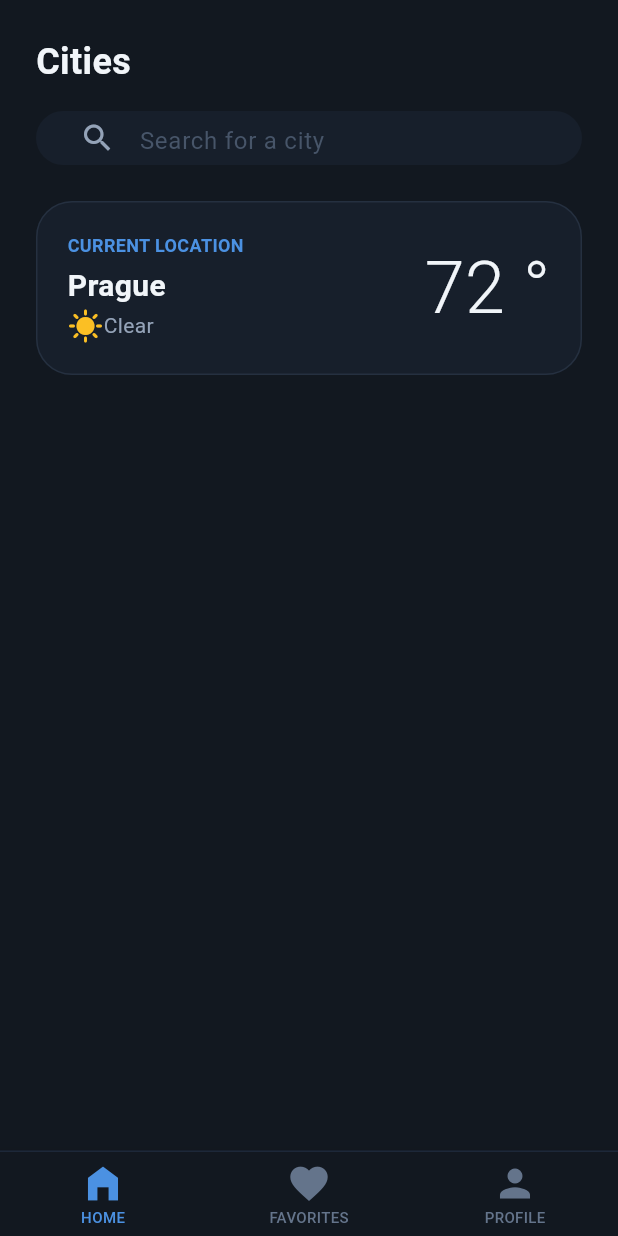
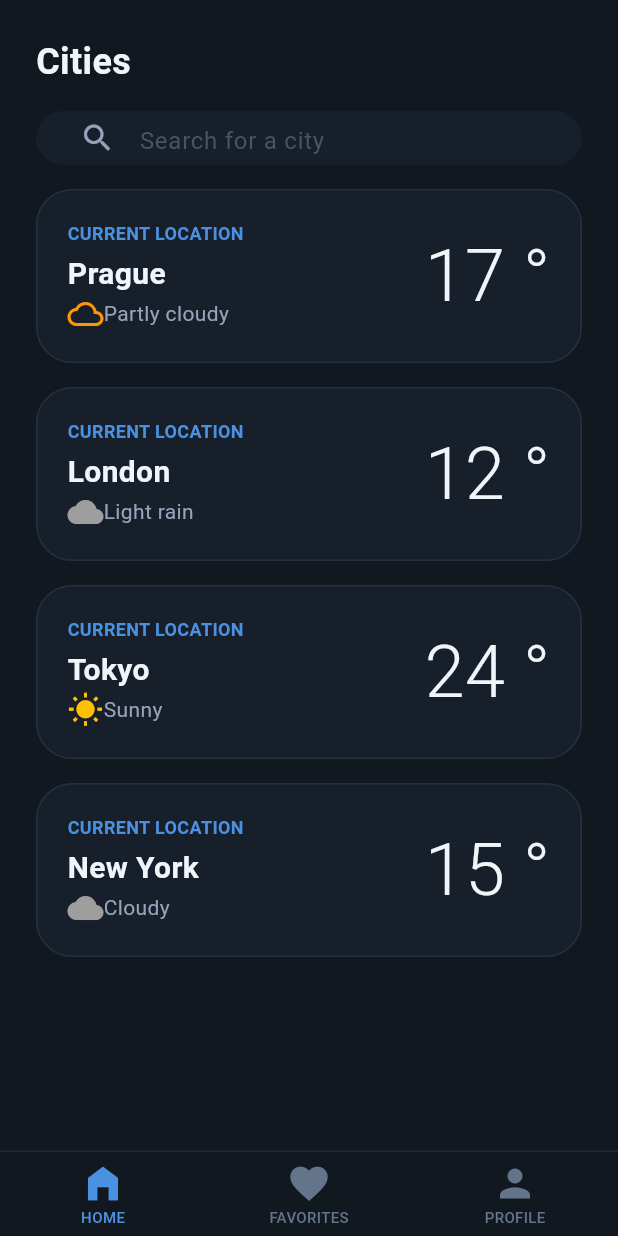
Before and after one commit to Chewbacca-14/tianqi_forecast, a Flutter app: the screen it shows after launch, after a tap on "Login", on a phone screen of 412 x 824 dp. Run offline on Flutter 3.47's test engine with Material 3 defaults, Android fonts, the phone set to English and light mode, and no system bars.

Commit message:
weather screen fix

```diff
--- /dev/null
+++ b/lib/core/extentions/weather_icon_extention.dart
@@ -0,0 +1,72 @@
+// lib/core/extensions/weather_icon_extensions.dart
+import 'package:flutter/material.dart';
+
+extension WeatherIconExtension on String {
+  // Получить иконку по строковому пути
+  IconData get weatherIcon {
+    switch (this) {
+      case 'sunny':
+        return Icons.wb_sunny;
+      case 'partly_cloudy':
+        return Icons.cloud_queue;
+      case 'cloudy':
+        return Icons.cloud;
+      case 'rain':
+        return Icons.umbrella;
+      case 'heavy_rain':
+        return Icons.beach_access;
+      case 'snow':
+        return Icons.ac_unit;
+      case 'thunderstorm':
+        return Icons.flash_on;
+      case 'foggy':
+        return Icons.blur_on;
+      case 'windy':
+        return Icons.air;
+      default:
+        return Icons.cloud;
+    }
+  }
+
+  // Получить цвет иконки
+  Color get weatherIconColor {
+    switch (this) {
+      case 'sunny':
+        return Colors.amber;
+      case 'partly_cloudy':
+        return Colors.orange;
+      case 'cloudy':
+        return Colors.grey;
+      case 'rain':
+      case 'heavy_rain':
+        return Colors.blue;
+      case 'snow':
+        return Colors.lightBlue;
+      case 'thunderstorm':
+        return Colors.deepPurple;
+      default:
+        return Colors.grey;
+    }
+  }
+
+  // Получить фоновый цвет для иконки
+  Color get weatherBackgroundColor {
+    switch (this) {
+      case 'sunny':
+        return Colors.amber.withOpacity(0.1);
+      case 'partly_cloudy':
+        return Colors.orange.withOpacity(0.1);
+      case 'cloudy':
+        return Colors.grey.withOpacity(0.1);
+      case 'rain':
+      case 'heavy_rain':
+        return Colors.blue.withOpacity(0.1);
+      case 'snow':
+        return Colors.lightBlue.withOpacity(0.1);
+      case 'thunderstorm':
+        return Colors.deepPurple.withOpacity(0.1);
+      default:
+        return Colors.grey.withOpacity(0.1);
+    }
+  }
+}
--- a/lib/core/ui/screens/home_screen.dart
+++ b/lib/core/ui/screens/home_screen.dart
@@ -4,7 +4,8 @@ import 'package:tianqi_forecast/core/ui/screens/weather_screen.dart';
 import 'package:tianqi_forecast/core/ui/widgets/custom_bottom_navigation_bar.dart';
 import 'package:tianqi_forecast/core/ui/widgets/custom_text_field.dart';
 import 'package:tianqi_forecast/core/ui/widgets/weather/weather_card.dart';
-
+import 'package:tianqi_forecast/models/weather.dart';
+import 'package:tianqi_forecast/models/weather_enum.dart';
 
 class HomeScreen extends StatefulWidget {
   const HomeScreen({super.key});
@@ -15,7 +16,7 @@ class HomeScreen extends StatefulWidget {
 
 class _HomeScreenState extends State<HomeScreen> {
   final searchController = TextEditingController();
-
+  final List<Weather> weatherEnum = WeatherEnum.getAllWeatherModels();
 
   @override
   Widget build(BuildContext context) {
@@ -52,24 +53,27 @@ class _HomeScreenState extends State<HomeScreen> {
               ),
             ),
             SizedBox(
-              height: 24,
+              height: 16,
             ),
-            WeatherCard(
-              onTap: () {
-                Navigator.push(context, MaterialPageRoute(builder: (context) =>
-                    WeatherScreen(city: "Prague",
-                        temperature: 72,
-                        weatherAnnotation: "Clear",
-                        weatherIcon: Icons.sunny,
-                    )));
-              },
-              city: "Prague",
-              weatherAnnotation: "Clear",
-              weatherIcon: Icon(
-                Icons.sunny,
-                color: Color(0xFFFBBF24),
+            Expanded(
+              child: ListView.builder(
+                itemCount: weatherEnum.length,
+                itemBuilder: (context, index) {
+                  final weather = weatherEnum[index];
+                  return Padding(
+                    padding: const EdgeInsets.only(bottom: 16),
+                    child: WeatherCard(
+                      weather: weather,
+                      onTap: () {
+                        Navigator.push(
+                          context,
+                          MaterialPageRoute(builder: (context) => WeatherScreen(weather: weather)),
+                        );
+                      },
+                    ),
+                  );
+                },
               ),
-              temperature: 72,
             ),
           ],
         ),
--- a/lib/core/ui/screens/weather_screen.dart
+++ b/lib/core/ui/screens/weather_screen.dart
@@ -1,20 +1,15 @@
 import 'package:flutter/material.dart';
 import 'package:intl/intl.dart';
+import 'package:tianqi_forecast/core/extentions/weather_icon_extention.dart';
 import 'package:tianqi_forecast/core/ui/widgets/weather/weather_annotations.dart';
-
+import 'package:tianqi_forecast/models/weather.dart';
 
 class WeatherScreen extends StatelessWidget {
-  final String city;
-  final int temperature;
-  final String weatherAnnotation;
-  final IconData weatherIcon;
+  final Weather weather;
 
   const WeatherScreen({
     super.key,
-    required this.city,
-    required this.temperature,
-    required this.weatherAnnotation,
-    required this.weatherIcon,
+    required this.weather,
   });
 
   @override
@@ -35,8 +30,12 @@ class WeatherScreen extends StatelessWidget {
               color: Color(0xFF1E293B).withAlpha(127),
             ),
             child: IconButton(
-              onPressed: (){Navigator.pop(context);},
-              icon: Icon(Icons.arrow_back,),
+              onPressed: () {
+                Navigator.pop(context);
+              },
+              icon: Icon(
+                Icons.arrow_back,
+              ),
               color: Color(0xFFFFFFFF),
             ),
           ),
@@ -45,7 +44,7 @@ class WeatherScreen extends StatelessWidget {
           child: Column(
             children: [
               Text(
-                city,
+                weather.city,
                 style: TextStyle(
                   color: Color(0xFFF1F5F9),
                   fontSize: 18,
@@ -64,7 +63,11 @@ class WeatherScreen extends StatelessWidget {
             ],
           ),
         ),
-        actions: [SizedBox(width: 48,)],
+        actions: [
+          SizedBox(
+            width: 48,
+          ),
+        ],
       ),
       body: Padding(
         padding: const EdgeInsets.symmetric(vertical: 16, horizontal: 24),
@@ -72,7 +75,7 @@ class WeatherScreen extends StatelessWidget {
           child: Column(
             children: [
               Text(
-                " $temperature°",
+                " ${weather.temp}°",
                 style: TextStyle(
                   color: Color(0xFFFFFFFF),
                   fontWeight: FontWeight.w800,
@@ -80,7 +83,7 @@ class WeatherScreen extends StatelessWidget {
                 ),
               ),
               Text(
-                weatherAnnotation.toUpperCase(),
+                weather.weatherAnnotation.toUpperCase(),
                 style: TextStyle(
                   letterSpacing: 4,
                   color: Color(0xFF4B91E2),
@@ -102,7 +105,7 @@ class WeatherScreen extends StatelessWidget {
                   ),
                 ),
                 child: Icon(
-                  weatherIcon,
+                 weather.iconPath.weatherIcon,
                   size: 88,
                   color: Color(0xFF4B91E2),
                 ),
@@ -112,14 +115,16 @@ class WeatherScreen extends StatelessWidget {
               ),
               WeatherAnnotations(
                 name: "HUMIDITY",
-                value: '64%',
+                value: "${weather.humidity}%",
                 icon: Icons.water_drop,
                 trend: Icons.trending_up,
               ),
-              SizedBox(height: 16,),
+              SizedBox(
+                height: 16,
+              ),
               WeatherAnnotations(
                 name: "WIND SPEED",
-                value: '12 km/h',
+                value: "${weather.windSpeed} km/h",
                 icon: Icons.air,
                 trend: Icons.trending_flat,
               ),
--- a/lib/core/ui/widgets/weather/weather_card.dart
+++ b/lib/core/ui/widgets/weather/weather_card.dart
@@ -1,18 +1,14 @@
 import 'package:flutter/material.dart';
+import 'package:tianqi_forecast/core/extentions/weather_icon_extention.dart';
+import 'package:tianqi_forecast/models/weather.dart';
 
 class WeatherCard extends StatefulWidget {
-  final String city;
-  final String weatherAnnotation;
-  final Widget weatherIcon;
-  final int temperature;
+  final Weather weather;
   final void Function()? onTap;
 
   const WeatherCard({
     super.key,
-    required this.city,
-    required this.weatherIcon,
-    required this.weatherAnnotation,
-    required this.temperature,
+    required this.weather,
     this.onTap,
   });
 
@@ -52,7 +48,7 @@ class _WeatherCardState extends State<WeatherCard> {
                   ),
                   SizedBox(height: 4),
                   Text(
-                    widget.city,
+                    widget.weather.city,
                     style: TextStyle(
                       color: Color(0xFFF1F5F9),
                       fontSize: 20,
@@ -61,9 +57,11 @@ class _WeatherCardState extends State<WeatherCard> {
                   ),
                   Row(
                     children: [
-                      widget.weatherIcon,
+                      Icon(
+                      widget.weather.iconPath.weatherIcon,
+                      color: widget.weather.iconPath.weatherIconColor),
                       Text(
-                        widget.weatherAnnotation,
+                        widget.weather.weatherAnnotation,
                         style: TextStyle(
                           color: Color(0xFF94A3B8),
                           fontWeight: FontWeight.w400,
@@ -78,7 +76,7 @@ class _WeatherCardState extends State<WeatherCard> {
                 ],
               ),
               Text(
-                "${widget.temperature} °",
+                "${widget.weather.temp} °",
                 style: TextStyle(
                   color: Color(0xFFF1F5F9),
                   fontSize: 48,
--- a/lib/models/weather.dart
+++ b/lib/models/weather.dart
@@ -83,4 +83,5 @@ class Weather {
     humidity.hashCode ^
     weatherAnnotation.hashCode;
   }
+
 }
--- /dev/null
+++ b/lib/models/weather_enum.dart
@@ -0,0 +1,67 @@
+import 'package:tianqi_forecast/models/weather.dart';
+
+enum WeatherEnum {
+  prague(
+    city: 'Prague',
+    iconPath: 'partly_cloudy',
+    windSpeed: 4.2,
+    temp: 17,
+    humidity: 72,
+    weatherAnnotation: 'Partly cloudy',
+  ),
+  london(
+    city: 'London',
+    iconPath: 'rainy',
+    windSpeed: 6.8,
+    temp: 12,
+    humidity: 85,
+    weatherAnnotation: 'Light rain',
+  ),
+  tokyo(
+    city: 'Tokyo',
+    iconPath: 'sunny',
+    windSpeed: 3.5,
+    temp: 24,
+    humidity: 60,
+    weatherAnnotation: 'Sunny',
+  ),
+  newYork(
+    city: 'New York',
+    iconPath: 'cloudy',
+    windSpeed: 5.1,
+    temp: 15,
+    humidity: 78,
+    weatherAnnotation: 'Cloudy',
+  );
+
+  final String city;
+  final String iconPath;
+  final double windSpeed;
+  final int temp;
+  final int humidity;
+  final String weatherAnnotation;
+
+  const WeatherEnum({
+    required this.city,
+    required this.iconPath,
+    required this.windSpeed,
+    required this.temp,
+    required this.humidity,
+    required this.weatherAnnotation,
+  });
+
+  Weather toWeather() {
+    return Weather(
+      city: city,
+      iconPath: iconPath,
+      windSpeed: windSpeed,
+      temp: temp,
+      humidity: humidity,
+      weatherAnnotation: weatherAnnotation,
+    );
+  }
+
+  static List<Weather> getAllWeatherModels() {
+    return WeatherEnum.values.map((enumValue) => enumValue.toWeather()).toList();
+  }
+}
```
